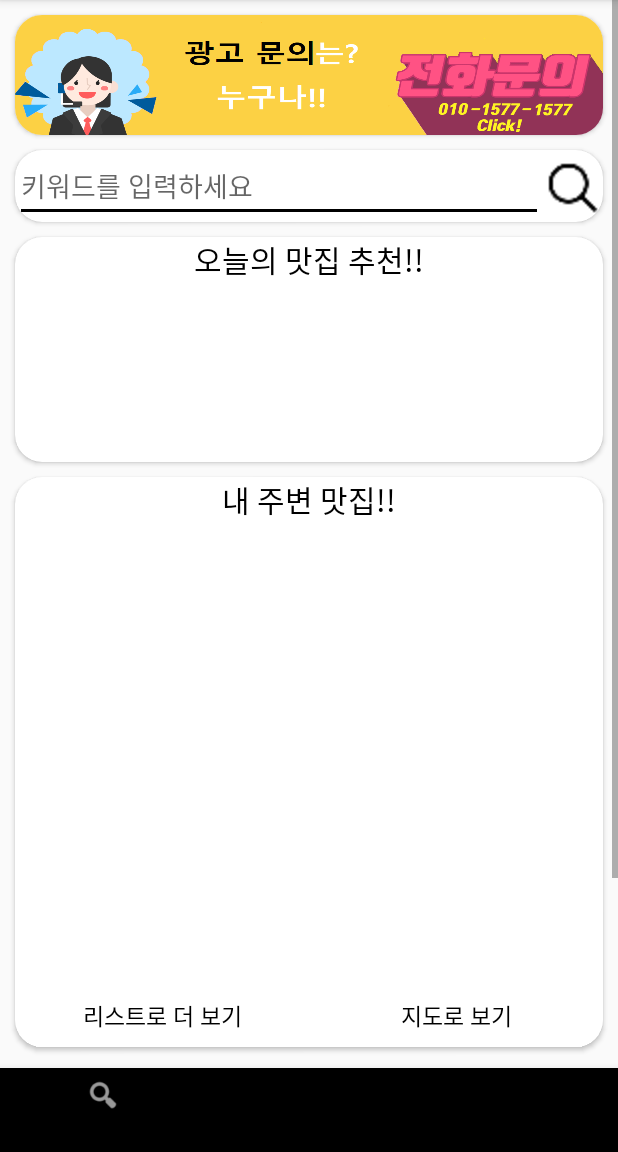
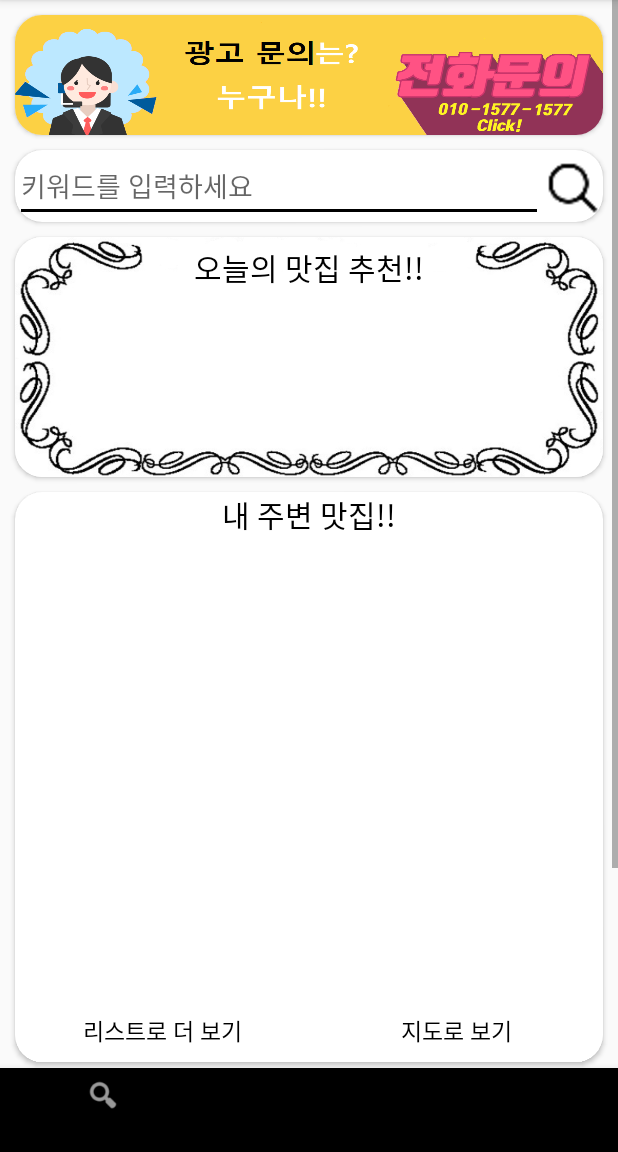
Before and after one commit to veripers43/MyRestaurant, an Android app: the MainFragment screen opened directly, with no data from a screen before it, on a phone screen of 412 x 824 dp, the part 84-1236 px from its top. Run offline under Robolectric (Android 15) with nearby library versions, the phone set to English and light mode, and no system bars; our stand-ins replace Volley; libraries missing offline, so code that uses them is left out: com.gun0912.tedpermission, com.kakao.network, com.kakao.usermgmt, net.daum.mf; network calls fail; pictures from the network do not load; 2 statements that could not run were skipped.

Commit message:
맛집추천 디자인 변경

```diff
--- a/app/src/main/res/layout/activity_main_fragment.xml
+++ b/app/src/main/res/layout/activity_main_fragment.xml
@@ -76,15 +76,16 @@
 
             <android.support.v7.widget.CardView
                 android:layout_width="match_parent"
-                android:layout_height="150dp"
+                android:layout_height="160dp"
                 android:layout_marginStart="10dp"
                 android:layout_marginEnd="10dp"
                 app:cardCornerRadius="18dp">
 
                 <LinearLayout
                     android:layout_width="match_parent"
-                    android:layout_height="150dp"
-                    android:orientation="vertical">
+                    android:layout_height="160dp"
+                    android:orientation="vertical"
+                    android:background="@drawable/line">
 
                     <TextView
                         android:layout_width="match_parent"
@@ -92,11 +93,12 @@
                         android:textColor="@android:color/black"
                         android:textSize="20sp"
                         android:text="오늘의 맛집 추천!!"
+                        android:layout_marginTop="5dp"
                         android:gravity="center"/>
 
                     <LinearLayout
                         android:layout_width="match_parent"
-                        android:layout_height="wrap_content">
+                        android:layout_height="match_parent">
 
                             <android.support.v7.widget.RecyclerView
                                 android:id="@+id/choo"
```
Also changed, not shown: app/src/main/res/layout/res_recommend.xml (+7 -11 lines), app/src/main/res/drawable/line.png (added).
